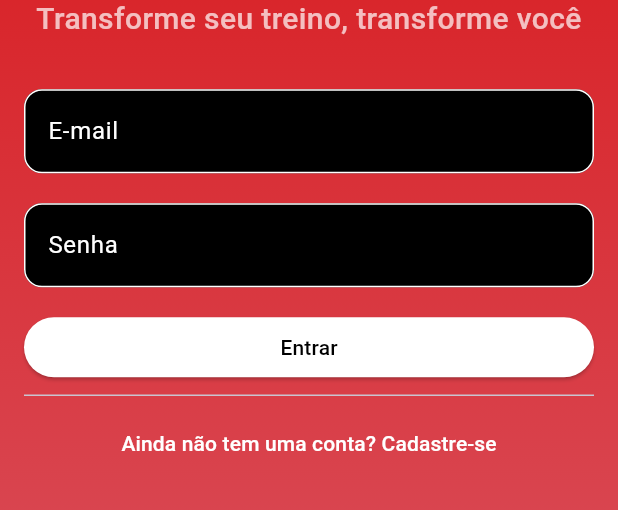
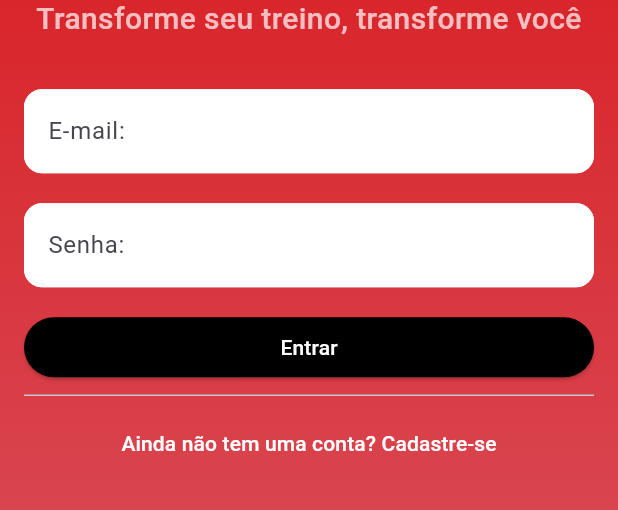
Before and after one commit to ryannardelli/gym_app, a Flutter app: the screen it shows after launch, on a phone screen of 412 x 824 dp, the part 567-1077 px from its top. Run offline on Flutter 3.47's test engine with Material 3 defaults, Android fonts, the phone set to English and light mode, and no system bars.

Commit message:
sendding fixes on inputs of login and register

```diff
--- /dev/null
+++ b/lib/components/decoration_field_auth.dart
@@ -0,0 +1,5 @@
+import 'package:flutter/material.dart';
+
+InputDecoration getAuthInputDecoration(String label) {
+  return InputDecoration(hintText: label, fillColor: Colors.white);
+}
--- a/lib/screens/screen_authentication.dart
+++ b/lib/screens/screen_authentication.dart
@@ -1,5 +1,6 @@
 import 'package:flutter/material.dart';
 import 'package:flutter_gym_app/app_colors.dart';
+import 'package:flutter_gym_app/components/decoration_field_auth.dart';
 
 class ScreenAuthentication extends StatefulWidget {
   const ScreenAuthentication({super.key});
@@ -53,17 +54,12 @@ class _ScreenAuthenticationState extends State<ScreenAuthentication> {
                   const SizedBox(height: 32),
 
                   // Campo e-mail
-                  TextFormField(
-                    decoration: InputDecoration(label: Text("E-mail")),
-                  ),
+                  TextFormField(decoration: getAuthInputDecoration("E-mail:")),
 
                   SizedBox(height: 20),
 
                   // Campo senha
-                  TextFormField(
-                    decoration: InputDecoration(label: Text("Senha")),
-                    obscureText: true,
-                  ),
+                  TextFormField(decoration: getAuthInputDecoration("Senha:")),
 
                   // Campos extras para cadastro
                   Visibility(
@@ -72,10 +68,9 @@ class _ScreenAuthenticationState extends State<ScreenAuthentication> {
                       children: [
                         SizedBox(height: 20),
                         TextFormField(
-                          decoration: InputDecoration(
-                            label: Text("Confirme a senha"),
+                          decoration: getAuthInputDecoration(
+                            "Confirme a senha:",
                           ),
-                          obscureText: true,
                         ),
                       ],
                     ),
@@ -86,8 +81,8 @@ class _ScreenAuthenticationState extends State<ScreenAuthentication> {
                   // Botão principal (entrar/cadastrar)
                   ElevatedButton(
                     style: ElevatedButton.styleFrom(
-                      backgroundColor: Colors.white,
-                      foregroundColor: Colors.black,
+                      backgroundColor: Colors.black,
+                      foregroundColor: Colors.white,
                     ),
                     onPressed: () {
                       if (isAuth) {
```
